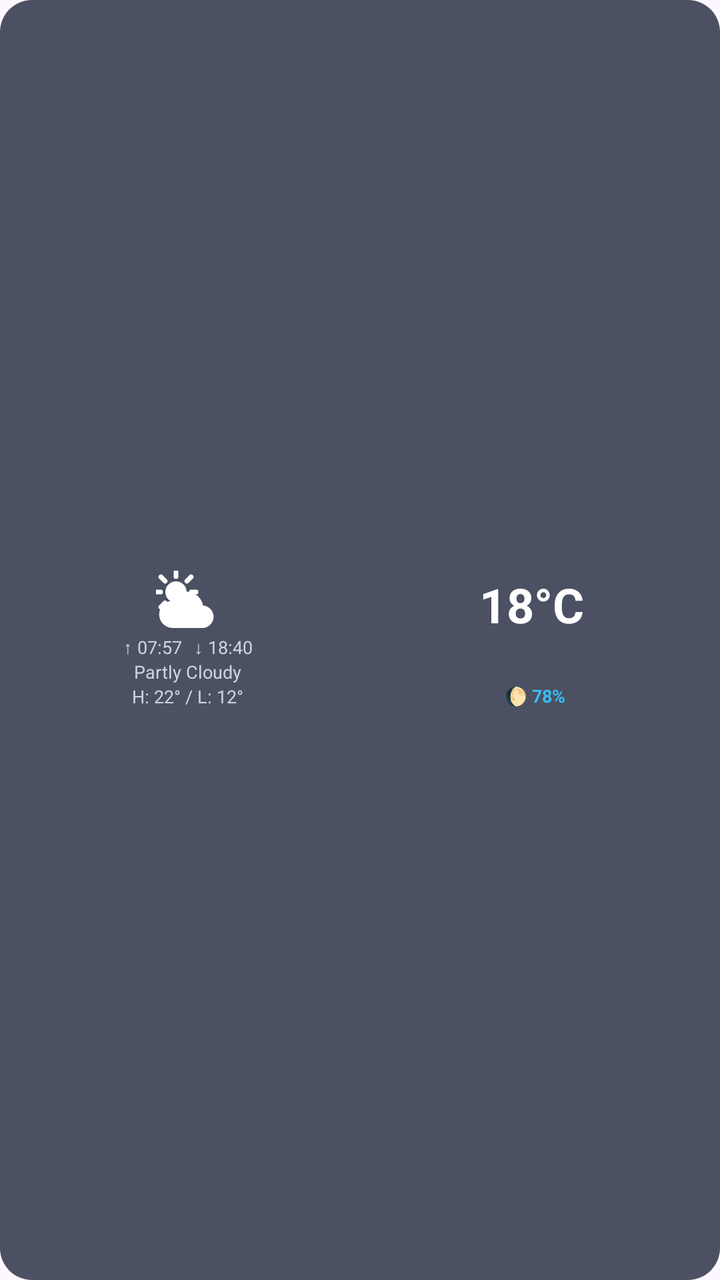
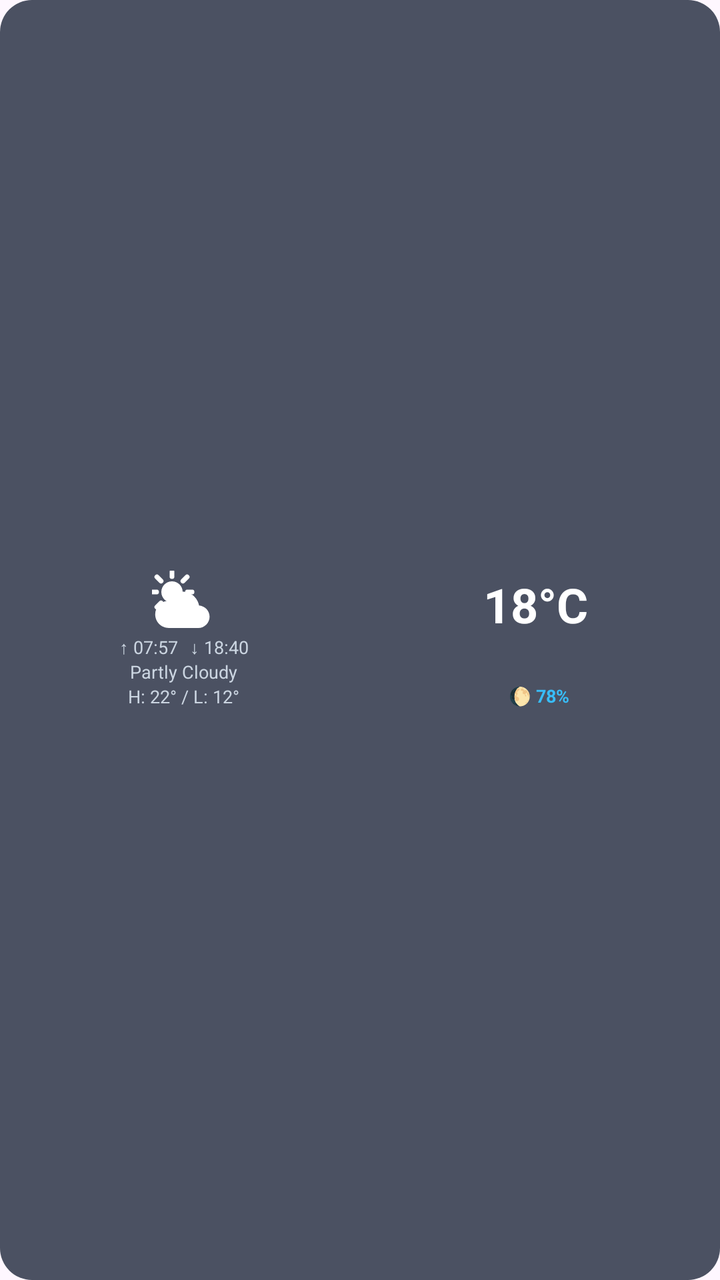

An Android layout rendered at two revisions. The XML below is the earlier revision; the diff shows what the commit changed to produce the second picture.
<!-- AndroidManifest.xml: application theme Theme.WeatherAPP -->
<!-- res/layout/widget_layout_2x1.xml -->
<?xml version="1.0" encoding="utf-8"?>
<LinearLayout xmlns:android="http://schemas.android.com/apk/res/android"
    android:id="@+id/widget_root"
    android:layout_width="match_parent"
    android:layout_height="match_parent"
    android:orientation="vertical"
    android:padding="8dp"
    android:background="@drawable/bg_widget_container">

    
    <LinearLayout
        android:id="@+id/widget_main_body"
        android:layout_width="match_parent"
        android:layout_height="match_parent"
        android:orientation="horizontal">

        
        <LinearLayout
            android:layout_width="0dp"
            android:layout_height="match_parent"
            android:layout_weight="1"
            android:orientation="vertical"
            android:gravity="center">

            <ImageView
                android:id="@+id/iv_widget_condition_icon"
                android:layout_width="32dp"
                android:layout_height="32dp"
                android:src="@drawable/ic_condition_partly_cloudy" />

            
            <LinearLayout
                android:layout_width="wrap_content"
                android:layout_height="wrap_content"
                android:orientation="horizontal"
                android:gravity="center">

                <TextView
                    android:id="@+id/tv_widget_sunrise"
                    android:layout_width="wrap_content"
                    android:layout_height="wrap_content"
                    android:ellipsize="end"
                    android:maxLines="1"
                    android:text="↑ 07:57"
                    android:textColor="@color/widget_text_secondary"
                    android:textSize="9sp"
                    android:layout_marginEnd="6dp" />

                <TextView
                    android:id="@+id/tv_widget_sunset"
                    android:layout_width="wrap_content"
                    android:layout_height="wrap_content"
                    android:ellipsize="end"
                    android:maxLines="1"
                    android:text="↓ 18:40"
                    android:textColor="@color/widget_text_secondary"
                    android:textSize="9sp" />
            </LinearLayout>

            <TextView
                android:id="@+id/tv_widget_condition"
                android:layout_width="wrap_content"
                android:layout_height="wrap_content"
                android:ellipsize="end"
                android:maxLines="1"
                android:text="Partly Cloudy"
                android:textColor="@color/widget_text_secondary"
                android:textSize="9sp" />

            <TextView
                android:id="@+id/tv_widget_high_low"
                android:layout_width="wrap_content"
                android:layout_height="wrap_content"
                android:ellipsize="end"
                android:maxLines="1"
                android:text="H: 22° / L: 12°"
                android:textColor="@color/widget_text_secondary"
                android:textSize="9sp" />
        </LinearLayout>

        
        <LinearLayout
            android:layout_width="0dp"
            android:layout_height="match_parent"
            android:layout_weight="1"
            android:orientation="vertical"
            android:gravity="center">

            <TextView
                android:id="@+id/tv_widget_temp"
                android:layout_width="wrap_content"
                android:layout_height="wrap_content"
                android:gravity="center"
                android:ellipsize="end"
                android:maxLines="1"
                android:text="18°C"
                android:textColor="@color/widget_text_primary"
                android:textSize="24sp"
                android:textStyle="bold"
                android:autoSizeTextType="uniform"
                android:autoSizeMinTextSize="18sp"
                android:autoSizeMaxTextSize="30sp"
                android:autoSizeStepGranularity="1sp" />

            
            <LinearLayout
                android:layout_width="wrap_content"
                android:layout_height="wrap_content"
                android:orientation="horizontal"
                android:gravity="center">

                <TextView
                    android:id="@+id/tv_widget_moonrise"
                    android:layout_width="wrap_content"
                    android:layout_height="wrap_content"
                    android:ellipsize="end"
                    android:maxLines="1"
                    android:textColor="@color/widget_text_secondary"
                    android:textSize="9sp"
                    android:layout_marginEnd="6dp" />

                <TextView
                    android:id="@+id/tv_widget_moonset"
                    android:layout_width="wrap_content"
                    android:layout_height="wrap_content"
                    android:ellipsize="end"
                    android:maxLines="1"
                    android:textColor="@color/widget_text_secondary"
                    android:textSize="9sp" />
            </LinearLayout>

            <TextView
                android:id="@+id/tv_widget_moon_stage"
                android:layout_width="wrap_content"
                android:layout_height="wrap_content"
                android:ellipsize="end"
                android:maxLines="1"
                android:textColor="@color/widget_text_secondary"
                android:textSize="8sp" />

            
            <LinearLayout
                android:layout_width="wrap_content"
                android:layout_height="wrap_content"
                android:orientation="horizontal"
                android:gravity="center">

                <TextView
                    android:id="@+id/tv_widget_natural_light_period"
                    android:layout_width="wrap_content"
                    android:layout_height="wrap_content"
                    android:ellipsize="end"
                    android:maxLines="1"
                    android:textColor="@color/widget_accent"
                    android:textSize="9sp"
                    android:textStyle="bold"
                    android:layout_marginEnd="3dp" />

                <TextView
                    android:id="@+id/tv_widget_moon_phase"
                    android:layout_width="wrap_content"
                    android:layout_height="wrap_content"
                    android:ellipsize="end"
                    android:maxLines="1"
                    android:text="🌔 78%"
                    android:textColor="@color/widget_accent"
                    android:textSize="9sp"
                    android:textStyle="bold" />
            </LinearLayout>
        </LinearLayout>

    </LinearLayout>

</LinearLayout>
<!-- resources referenced by this layout -->
<resources>
  <color name="widget_accent">#38BDF8</color>
  <color name="widget_text_primary">#FFFFFF</color>
  <color name="widget_text_secondary">#CBD5E1</color>
  <!-- drawable bg_widget_container (drawable) -->
  <?xml version="1.0" encoding="utf-8"?>
  <shape xmlns:android="http://schemas.android.com/apk/res/android"
      android:shape="rectangle">
      <corners android:radius="16dp" />
      <solid android:color="@color/widget_bg_color" />
  </shape>
  <!-- drawable ic_condition_partly_cloudy (drawable) -->
  <vector xmlns:android="http://schemas.android.com/apk/res/android"
      android:width="24dp"
      android:height="24dp"
      android:viewportWidth="24"
      android:viewportHeight="24">
    
    <path
        android:fillColor="#FFFFFFFF"
        android:pathData="M7.5,4c-2.21,0 -4,1.79 -4,4s1.79,4 4,4 4,-1.79 4,-4 -1.79,-4 -4,-4z"/>
    
    <path
        android:strokeColor="#FFFFFFFF"
        android:strokeWidth="1.8"
        android:strokeLineCap="round"
        android:pathData="M7.5,2.2V0.5 M11.6,3.9L13.16,2.34 M13.3,8H15.0 M3.4,3.9L1.84,2.34 M1.7,8H0.2 M3.4,12.1L1.84,13.66"/>
    
    <group
        android:translateX="1.2"
        android:translateY="4.5"
        android:scaleX="0.85"
        android:scaleY="0.85">
      <path
          android:fillColor="#FFFFFFFF"
          android:pathData="M19.35,10.04C18.67,6.59 15.64,4 12,4C9.11,4 6.6,5.64 5.35,8.04C2.34,8.36 0,10.91 0,14C0,17.31 2.69,20 6,20L19,20C21.76,20 24,17.76 24,15C24,12.36 21.95,10.22 19.35,10.04Z"/>
    </group>
  </vector>
  <style name="Theme.WeatherAPP" parent="Base.Theme.WeatherAPP" />
  <color name="widget_bg_color">#CC1E293B</color>
  <style name="Base.Theme.WeatherAPP" parent="Theme.Material3.DayNight.NoActionBar">
          <item name="android:windowLightStatusBar">true</item>
      </style>
</resources>

<!-- the commit's change to res/layout/widget_layout_2x1.xml (unified diff, before → after) -->
@@ -4,7 +4,7 @@
     android:layout_width="match_parent"
     android:layout_height="match_parent"
     android:orientation="vertical"
-    android:padding="8dp"
+    android:padding="4dp"
     android:background="@drawable/bg_widget_container">
 
     
